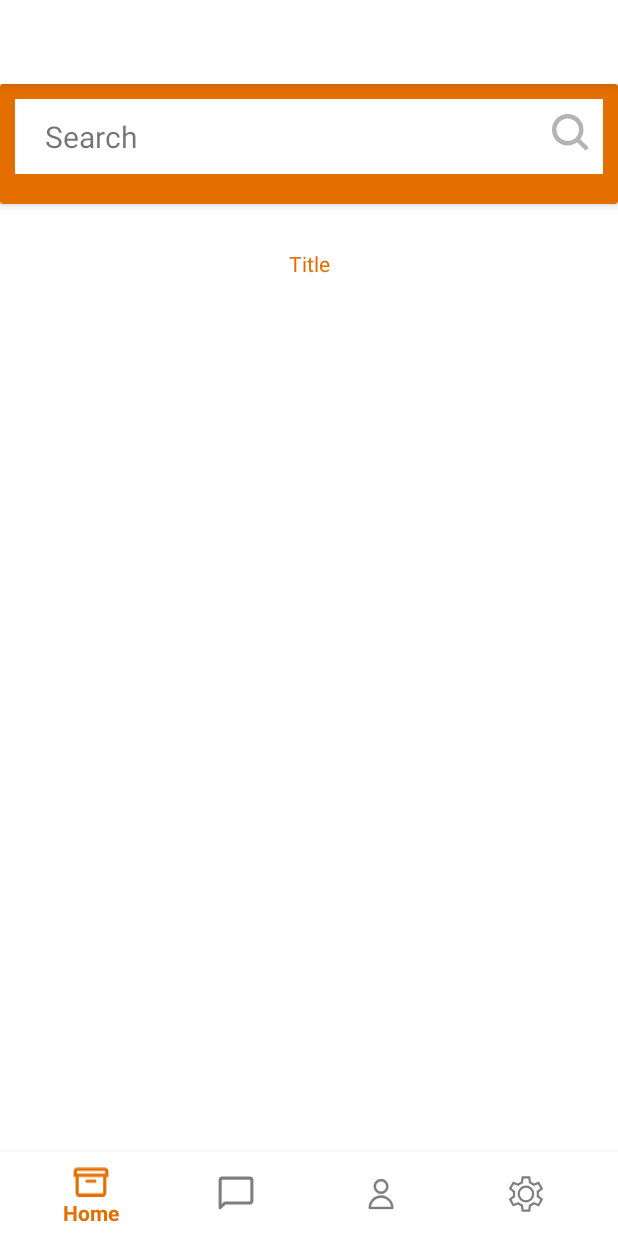
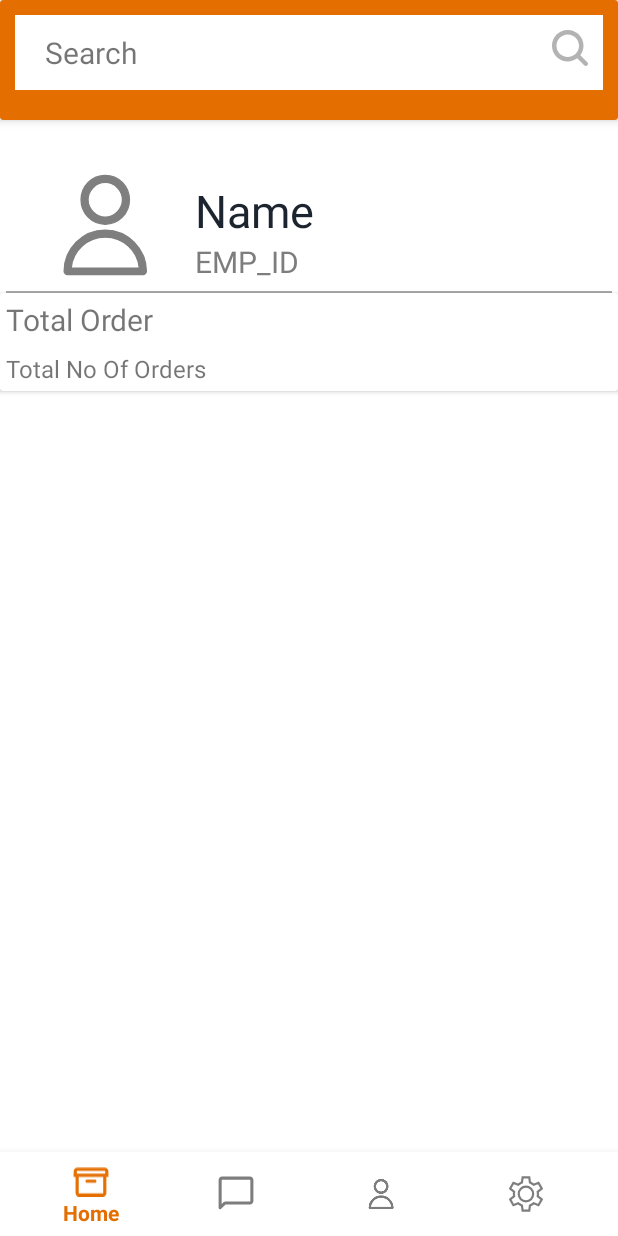
Before and after one commit to GauravPandey123/drivernew, an Android app: the fragment ProfileFragment placed in its activity, on a phone screen of 412 x 824 dp. Run offline under Robolectric (Android 15) with nearby library versions, the phone set to English and light mode, and no system bars; our stand-ins replace sdp/ssp sizes; network calls fail.

Commit message:
basic ui chnages done

```diff
--- a/app/src/main/java/com/augrocerrydelivery/audeliveryapp/model/login/response/LoginResponse.kt
+++ b/app/src/main/java/com/augrocerrydelivery/audeliveryapp/model/login/response/LoginResponse.kt
@@ -5,7 +5,7 @@ import com.google.gson.annotations.SerializedName
 data class LoginResponse(
 
 	@field:SerializedName("success")
-	val success: Boolean? = null,
+	val success: Boolean,
 
 	@field:SerializedName("message")
 	val message: String? = null,
--- a/app/src/main/java/com/augrocerrydelivery/audeliveryapp/networkservice/RetrofitService.kt
+++ b/app/src/main/java/com/augrocerrydelivery/audeliveryapp/networkservice/RetrofitService.kt
@@ -12,7 +12,7 @@ import java.util.concurrent.TimeUnit
 
 class RetrofitService {
     companion object {
-        private const val BASE_URL = "https://adsandurlapp.com/driverapp"
+        private const val BASE_URL = "https://adsandurlapp.com/driverapp/"
     }
 
     private fun getClient(): OkHttpClient {
--- a/app/src/main/java/com/augrocerrydelivery/audeliveryapp/repository/LoginRepository.kt
+++ b/app/src/main/java/com/augrocerrydelivery/audeliveryapp/repository/LoginRepository.kt
@@ -22,7 +22,7 @@ class LoginRepository {
             val request = loginUser(loginRequest)
             request.onSuccess {
                 withContext(Dispatchers.Main) {
-                    if (it.success!! && it.user != null) {
+                    if (it.success && it.user != null) {
                         saveUserData(it)
                     }
 
--- a/app/src/main/java/com/augrocerrydelivery/audeliveryapp/ui/activity/AuthActivity.kt
+++ b/app/src/main/java/com/augrocerrydelivery/audeliveryapp/ui/activity/AuthActivity.kt
@@ -1,4 +1,4 @@
-package com.augrocerrydelivery.ui.activity
+package com.augrocerrydelivery.audeliveryapp.ui.activity
 
 import android.os.Bundle
 import android.os.PersistableBundle
--- a/app/src/main/res/layout/auth_activity.xml
+++ b/app/src/main/res/layout/auth_activity.xml
@@ -1,7 +1,6 @@
 <?xml version="1.0" encoding="utf-8"?>
 <androidx.constraintlayout.widget.ConstraintLayout
     xmlns:android="http://schemas.android.com/apk/res/android"
-    xmlns:tools="http://schemas.android.com/tools"
     xmlns:app="http://schemas.android.com/apk/res-auto"
     android:layout_width="match_parent"
     android:layout_height="match_parent"
--- a/app/src/main/res/layout/profile_fragment.xml
+++ b/app/src/main/res/layout/profile_fragment.xml
@@ -1,16 +1,95 @@
 <?xml version="1.0" encoding="utf-8"?>
 <androidx.constraintlayout.widget.ConstraintLayout xmlns:android="http://schemas.android.com/apk/res/android"
+    xmlns:app="http://schemas.android.com/apk/res-auto"
     android:layout_width="match_parent"
-    android:layout_height="match_parent"
-    xmlns:app="http://schemas.android.com/apk/res-auto">
+    android:layout_height="match_parent">
+
+    <ImageView
+        android:id="@+id/imageViewProfile"
+        android:layout_width="@dimen/_80dp"
+        android:layout_height="@dimen/_80dp"
+        android:layout_margin="@dimen/_30dp"
+        android:src="@drawable/ic_profile"
+        app:layout_constraintStart_toStartOf="parent"
+        app:layout_constraintTop_toTopOf="parent" />
+
 
     <TextView
+        android:id="@+id/textViewProfileName"
         android:layout_width="wrap_content"
         android:layout_height="wrap_content"
-        android:layout_marginTop="@dimen/_30dp"
-        app:layout_constraintTop_toTopOf="parent"
-        app:layout_constraintLeft_toLeftOf="parent"
-        app:layout_constraintRight_toRightOf="parent"
-        android:textColor="@color/colorAccent"
-        android:text="@string/title"/>
+        android:layout_marginStart="@dimen/_20sdp"
+        android:layout_marginLeft="@dimen/_20sdp"
+        android:layout_marginTop="@dimen/_40sdp"
+        android:text="@string/name"
+        android:textColor="@color/colorPrimaryDark"
+        android:textSize="@dimen/font_30sp"
+        app:layout_constraintStart_toEndOf="@+id/imageViewProfile"
+        app:layout_constraintTop_toTopOf="parent" />
+
+    <TextView
+        android:id="@+id/textViewProfileEmployeeId"
+        android:layout_width="wrap_content"
+        android:layout_height="wrap_content"
+        android:layout_marginStart="@dimen/_20sdp"
+        android:layout_marginLeft="@dimen/_20sdp"
+        android:text="@string/emp_id"
+        android:textAllCaps="true"
+        android:textColor="@color/grey4"
+        android:textSize="@dimen/font_20sp"
+        app:layout_constraintStart_toEndOf="@+id/imageViewProfile"
+        app:layout_constraintTop_toBottomOf="@+id/textViewProfileName" />
+
+    <View
+        android:id="@+id/viewprofile"
+        android:layout_width="match_parent"
+        android:layout_height="1dp"
+        android:layout_margin="@dimen/_4dp"
+        android:background="@color/grey3"
+        app:layout_constraintTop_toBottomOf="@+id/imageViewProfile" />
+
+    <androidx.cardview.widget.CardView
+        android:id="@+id/cardViewRating"
+        android:layout_width="match_parent"
+        android:layout_height="wrap_content"
+        android:layout_marginBottom="@dimen/_8dp"
+        app:layout_constraintTop_toBottomOf="@+id/viewprofile">
+
+        <LinearLayout
+            android:id="@+id/relativeLayoutRatingDetail"
+            android:layout_width="match_parent"
+            android:layout_height="wrap_content"
+            android:orientation="horizontal">
+
+            <LinearLayout
+                android:layout_width="0dp"
+                android:layout_height="wrap_content"
+                android:layout_weight="1"
+                android:orientation="vertical">
+
+                <TextView
+                    android:id="@+id/textViewTotalOrder"
+                    android:layout_width="wrap_content"
+                    android:layout_height="wrap_content"
+                    android:textSize="@dimen/font_20sp"
+                    android:layout_margin="@dimen/_4dp"
+                    android:text="@string/total_order_no" />
+
+                <TextView
+                    android:id="@+id/textViewTotalNoOfOrders"
+                    android:layout_width="wrap_content"
+                    android:layout_height="wrap_content"
+                    android:textSize="@dimen/font_sixteen"
+                    android:layout_margin="@dimen/_4dp"
+                    android:text="@string/total_no_orders"/>
+
+
+            </LinearLayout>
+
+
+        </LinearLayout>
+
+
+    </androidx.cardview.widget.CardView>
+
 </androidx.constraintlayout.widget.ConstraintLayout>
--- a/app/src/main/res/values/strings.xml
+++ b/app/src/main/res/values/strings.xml
@@ -47,4 +47,9 @@
     <string name="error_mobile_no">Please Enter Mobile Number</string>
     <string name="err_msg_password">Please Enter Password]</string>
     <string name="error_driver_id">Please Enter Driver Id</string>
+    <string name="pleasecheckinternet">Please CHeck Internet Connection</string>
+    <string name="name">Name</string>
+    <string name="emp_id">emp_id</string>
+    <string name="total_order_no">Total Order</string>
+    <string name="total_no_orders">Total No Of Orders</string>
 </resources>
--- a/app/src/main/res/values/styles.xml
+++ b/app/src/main/res/values/styles.xml
@@ -1,7 +1,7 @@
 <resources>
 
     <!-- Base application theme. -->
-    <style name="AppTheme" parent="Theme.AppCompat.Light.DarkActionBar">
+    <style name="AppTheme" parent="Theme.AppCompat.Light.NoActionBar">
         <!-- Customize your theme here. -->
         <item name="colorPrimary">@color/colorPrimary</item>
         <item name="colorPrimaryDark">@color/colorPrimaryDark</item>
```
Also changed, not shown: app/src/main/AndroidManifest.xml (+11 -2 lines), app/src/main/java/com/augrocerrydelivery/audeliveryapp/ui/fragments/LoginFragment.kt (+44 -11 lines), app/src/main/assets/OpenSans-Bold.ttf (added), app/src/main/assets/OpenSans-BoldItalic.ttf (added), app/src/main/assets/OpenSans-ExtraBold.ttf (added), app/src/main/assets/OpenSans-ExtraBoldItalic.ttf (added), app/src/main/assets/OpenSans-Italic.ttf (added), app/src/main/assets/OpenSans-Light.ttf (added), app/src/main/assets/OpenSans-LightItalic.ttf (added), app/src/main/assets/OpenSans-Regular.ttf (added), app/src/main/assets/OpenSans-Semibold.ttf (added), app/src/main/assets/OpenSans-SemiboldItalic.ttf (added).
